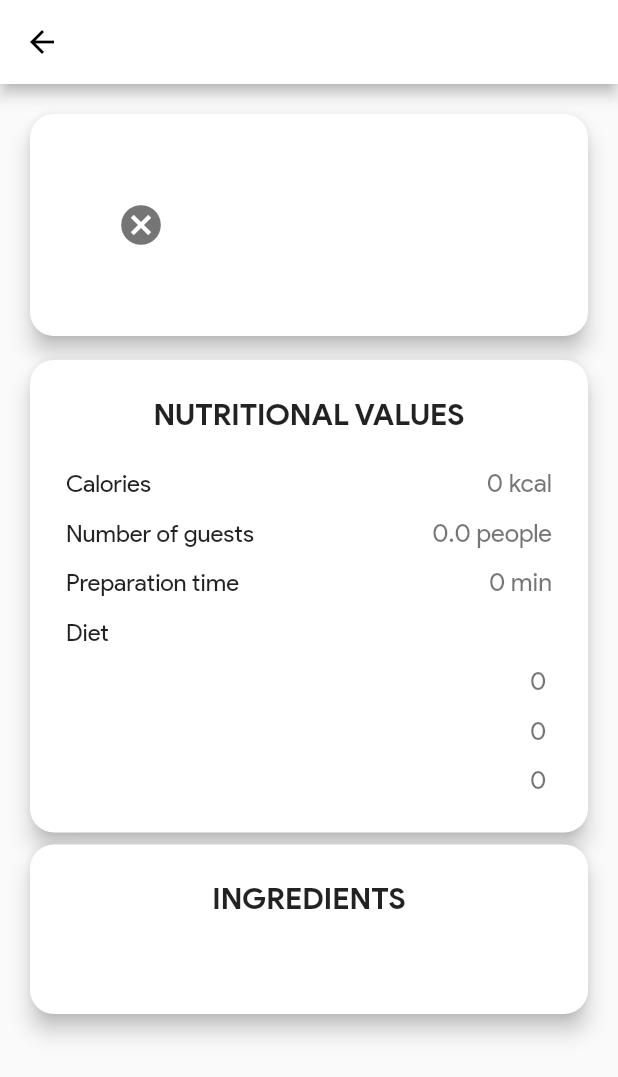
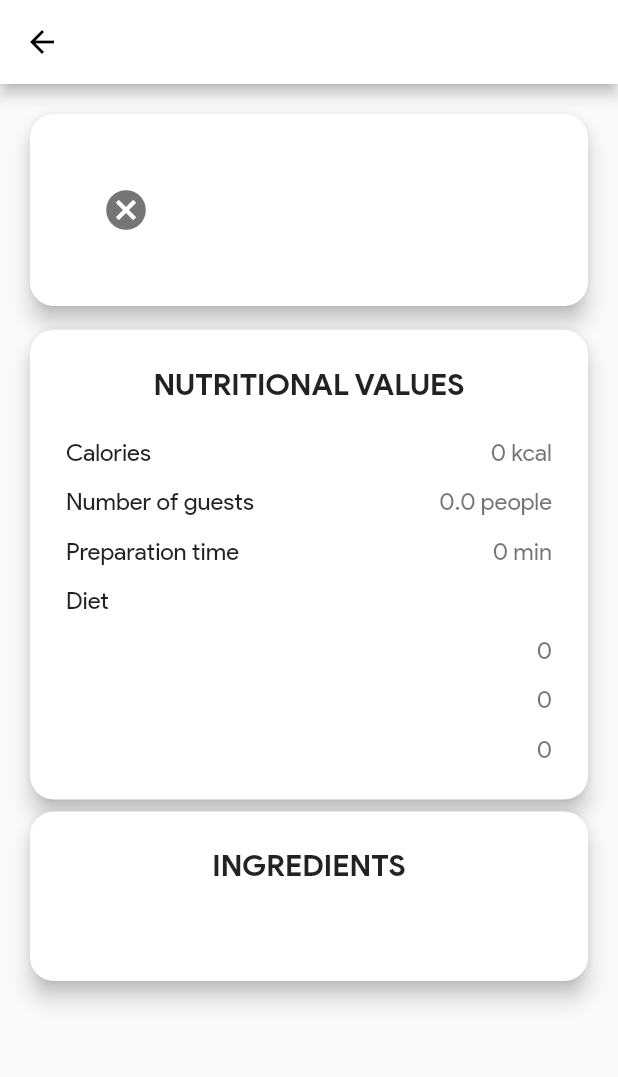
Before and after one commit to jesusrp98/ginger, a Flutter app: the RecipePage screen opened directly with empty values, on a phone screen of 412 x 824 dp. Shown: the top 1077 px of the screen. Run offline on Flutter 3.47's test engine with Material 2 defaults, Android fonts, the phone set to English and light mode, and no system bars; drawn by our look-alikes of cached_network_image; our stand-ins replace package_info; network calls fail.

Commit message:
Updated library & widgets

```diff
--- a/lib/widgets/cache_image.dart
+++ b/lib/widgets/cache_image.dart
@@ -13,11 +13,11 @@ class CacheImage extends StatelessWidget {
   Widget build(BuildContext context) {
     return CachedNetworkImage(
       imageUrl: url,
-      errorWidget: Icon(
-        Icons.cancel,
-        size: 32.0,
-        color: Theme.of(context).textTheme.caption.color,
-      ),
+      errorWidget: (context, url, error) => Icon(
+            Icons.cancel,
+            size: 32,
+            color: Theme.of(context).textTheme.caption.color,
+          ),
       fadeInDuration: Duration(milliseconds: 100),
       fit: BoxFit.cover,
     );
--- a/lib/widgets/card_main_info.dart
+++ b/lib/widgets/card_main_info.dart
@@ -6,30 +6,32 @@ import 'separator.dart';
 class CardPhoto extends StatelessWidget {
   final String url;
   final String name;
+  final Widget body;
 
-  CardPhoto({
-    this.url,
-    this.name,
-  });
+  CardPhoto({this.url, this.name, this.body});
 
   @override
   Widget build(BuildContext context) {
     return Card(
-      elevation: 6.0,
-      shape: RoundedRectangleBorder(borderRadius: BorderRadius.circular(16.0)),
+      elevation: 6,
+      shape: RoundedRectangleBorder(borderRadius: BorderRadius.circular(16)),
       child: Padding(
-        padding: const EdgeInsets.all(24.0),
+        padding: const EdgeInsets.all(24),
         child: Row(
           children: <Widget>[
             HeroImage.card(url: url, tag: name),
-            Separator.spacer(width: 14, height: 0),
-            Text(
+            Separator.spacer(width: 14),
+            Expanded(
+              child: Text(
                 name,
+                maxLines: 3,
+                overflow: TextOverflow.ellipsis,
                 style: Theme.of(context)
                     .textTheme
                     .title
                     .copyWith(fontWeight: FontWeight.bold),
               ),
+            )
           ],
         ),
       ),
--- a/lib/widgets/card_page.dart
+++ b/lib/widgets/card_page.dart
@@ -11,15 +11,15 @@ class CardPage extends StatelessWidget {
   @override
   Widget build(BuildContext context) {
     return Card(
-      elevation: 6.0,
-      shape: RoundedRectangleBorder(borderRadius: BorderRadius.circular(16.0)),
+      elevation: 6,
+      shape: RoundedRectangleBorder(borderRadius: BorderRadius.circular(16)),
       child: Padding(
-        padding: const EdgeInsets.all(24.0),
+        padding: const EdgeInsets.all(24),
         child: Column(
           crossAxisAlignment: CrossAxisAlignment.stretch,
           children: <Widget>[
             Padding(
-              padding: const EdgeInsets.only(bottom: 24.0),
+              padding: const EdgeInsets.only(bottom: 24),
               child: Text(
                 title.toUpperCase(),
                 textAlign: TextAlign.center,
--- a/lib/widgets/hero_image.dart
+++ b/lib/widgets/hero_image.dart
@@ -5,7 +5,7 @@ import 'cache_image.dart';
 /// HERO IMAGE WIDGET
 /// Auxiliary widget with builds a cached hero image.
 class HeroImage extends StatelessWidget {
-  static const num _smallSize = 64.0, _bigSize = 100.0;
+  static const num _smallSize = 56.0, _bigSize = 80.0;
 
   final String url, tag;
   final num size;
@@ -25,10 +25,12 @@ class HeroImage extends StatelessWidget {
     );
   }
 
+  /// Buils a HeroImage sized to fit in a [leading] parameter of a [ListTile] widget
   factory HeroImage.list({String url, String tag}) {
     return HeroImage(url: url, tag: tag, size: _smallSize, onTap: null);
   }
 
+  /// Buils a HeroImage sized to fit in a [leading] parameter of a [HeadCardPage] widget
   factory HeroImage.card({String url, String tag, VoidCallback onTap}) {
     return HeroImage(url: url, tag: tag, size: _bigSize, onTap: onTap);
   }
--- a/lib/widgets/row_item.dart
+++ b/lib/widgets/row_item.dart
@@ -1,5 +1,4 @@
 import 'package:flutter/material.dart';
-import 'package:scoped_model/scoped_model.dart';
 
 import '../util/colors.dart';
 
@@ -14,17 +13,26 @@ class RowItem extends StatelessWidget {
 
   @override
   Widget build(BuildContext context) {
-    return Container(
-      child: Row(
-        mainAxisAlignment: MainAxisAlignment.spaceBetween,
-        children: <Widget>[
-          Text(
+    return Row(
+      mainAxisAlignment: MainAxisAlignment.spaceEvenly,
+      children: <Widget>[
+        Expanded(
+          flex: 5,
+          child: Text(
             title,
             style: Theme.of(context).textTheme.subhead,
+            overflow: TextOverflow.ellipsis,
+            maxLines: 1,
           ),
-          description
-        ],
-      ),
+        ),
+        Expanded(
+          flex: 6,
+          child: Align(
+            alignment: Alignment.centerRight,
+            child: description,
+          ),
+        ),
+      ],
     );
   }
 
@@ -42,36 +50,6 @@ class RowItem extends StatelessWidget {
     return RowItem(title, _getIcon(status));
   }
 
-  /// Builds a Text-to-Text widget, but the description widget is clickable
-  /// and opens a dialog
-  factory RowItem.dialogRow({
-    BuildContext context,
-    String title,
-    String description,
-    ScopedModel screen,
-  }) {
-    return RowItem(
-      title,
-      AbsorbPointer(
-        absorbing: description == 'Unknown',
-        child: InkResponse(
-          child: _getText(
-            context,
-            description,
-            description != 'Unknown',
-          ),
-          onTap: () => Navigator.push(
-                context,
-                MaterialPageRoute(
-                  builder: (_) => screen,
-                  fullscreenDialog: true,
-                ),
-              ),
-        ),
-      ),
-    );
-  }
-
   /// Return an icon based on the [status] var
   static Widget _getIcon(bool status) {
     return Icon(
@@ -79,7 +57,7 @@ class RowItem extends StatelessWidget {
           ? Icons.remove_circle
           : (status ? Icons.check_circle : Icons.cancel),
       color: status == null ? nullIcon : (status ? acceptIcon : denyIcon),
-      size: 19.0,
+      size: 19,
     );
   }
 
@@ -88,11 +66,13 @@ class RowItem extends StatelessWidget {
       [bool clickable = false]) {
     return Text(
       description,
-      style: TextStyle(
-        fontSize: 17.0,
-        color: Theme.of(context).textTheme.caption.color,
-        decoration: clickable ? TextDecoration.underline : TextDecoration.none,
-      ),
+      overflow: TextOverflow.ellipsis,
+      textAlign: TextAlign.end,
+      style: Theme.of(context).textTheme.subhead.copyWith(
+            color: Theme.of(context).textTheme.caption.color,
+            decoration:
+                clickable ? TextDecoration.underline : TextDecoration.none,
+          ),
     );
   }
 }
--- a/lib/widgets/separator.dart
+++ b/lib/widgets/separator.dart
@@ -13,17 +13,17 @@ class Separator extends StatelessWidget {
   }
 
   /// Normal spacer
-  factory Separator.spacer({double height = 12.0, double width = 0.0}) {
+  factory Separator.spacer({double height = 14, double width = 0}) {
     return Separator(SizedBox(height: height, width: width));
   }
 
   /// Card-only spacer
   factory Separator.cardSpacer() {
-    return Separator(SizedBox(height: 8.0));
+    return Separator(SizedBox(height: 8));
   }
 
   /// It's a simple divider, you know
-  factory Separator.divider({double height = 24.0, double indent = 0.0}) {
+  factory Separator.divider({double height = 28, double indent = 0}) {
     return Separator(Divider(height: height, indent: indent));
   }
 
--- a/pubspec.yaml
+++ b/pubspec.yaml
@@ -14,7 +14,7 @@ dependencies:
   http: ^0.12.0+1
 
   ## Offline
-  cached_network_image: ^0.5.1
+  cached_network_image: ^0.7.0
 
   ## Tools
   intl: ^0.15.7
```
Also changed, not shown: lib/widgets/expand_widget.dart (added, +99 -0 lines), lib/widgets/row_expand.dart (deleted, +0 -34 lines). Lines whose indentation alone changed are shown as unchanged.
